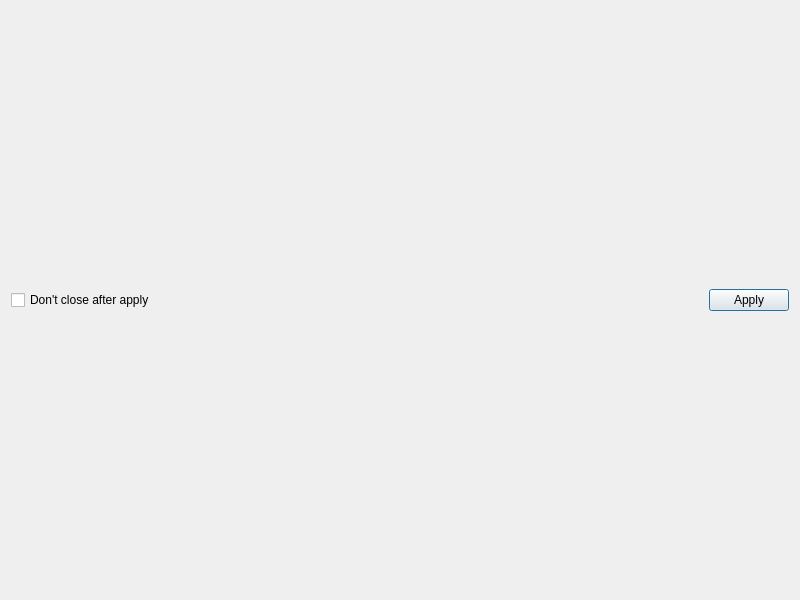
Before: the Qt Designer form htmlsettings.ui in m-garanin/zgui-qt, drawn with Qt 5.
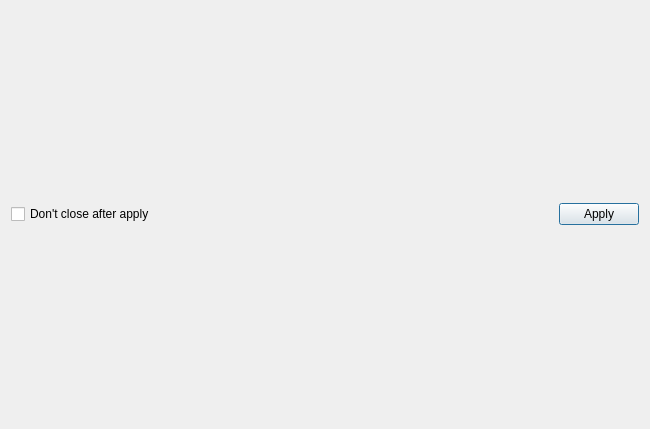
After: the same form once the commit is applied.

Diff of the .ui file:
```diff
--- a/htmlsettings.ui
+++ b/htmlsettings.ui
@@ -6,8 +6,8 @@
    <rect>
     <x>0</x>
     <y>0</y>
-    <width>800</width>
-    <height>600</height>
+    <width>650</width>
+    <height>429</height>
    </rect>
   </property>
   <property name="windowTitle">
```
